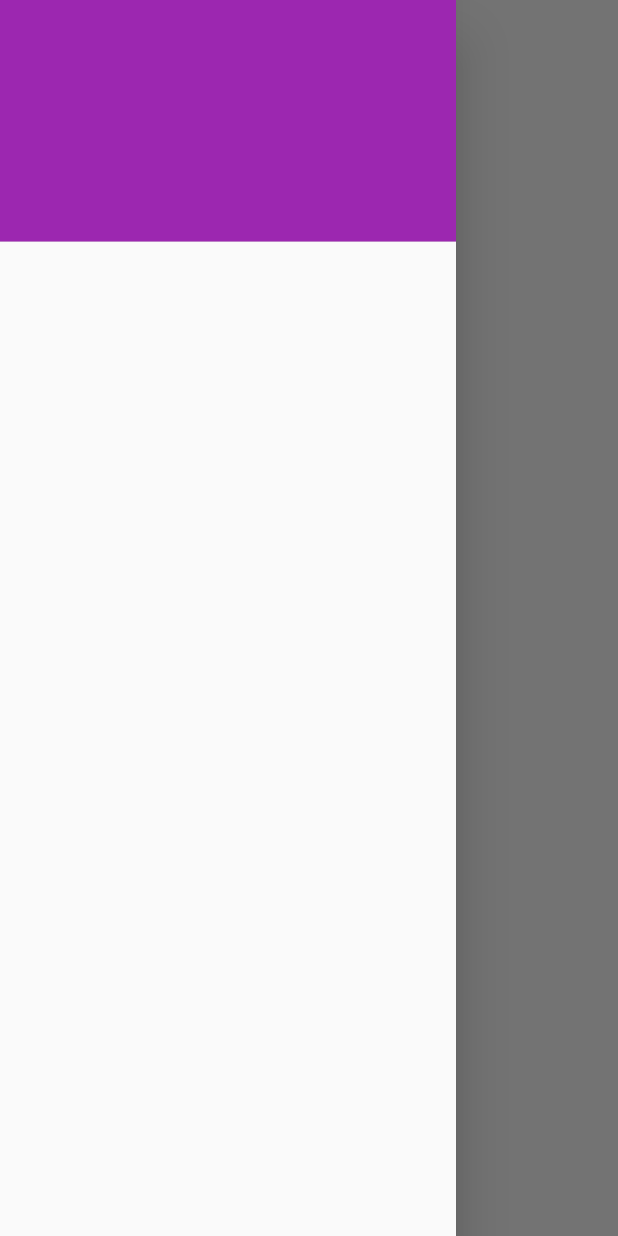
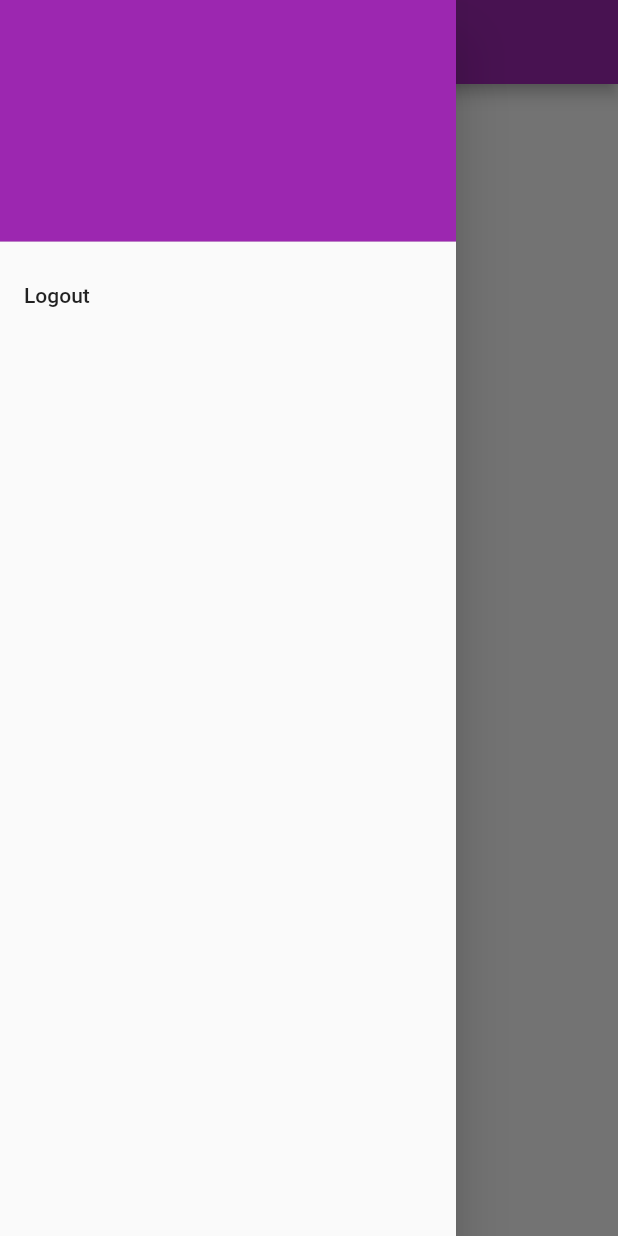
Before and after one commit to betro-app/betro-flutter, a Flutter app: the HomeScreen screen opened by its route, with the side drawer open, on a phone screen of 412 x 824 dp. Run offline on Flutter 3.47's test engine with Material 2 defaults, Android fonts, the phone set to English and light mode, and no system bars; our stand-ins replace dio, fluro, flutter_hooks, hooks_riverpod, shared_preferences; missing offline and left inert: betro_dart_lib; accounts and stored records are empty; generated files the repository leaves out were written again.

Commit message:
Fixed routing

```diff
--- a/lib/api/auth.dart
+++ b/lib/api/auth.dart
@@ -27,4 +27,11 @@ class AuthController {
     }
     return false;
   }
+
+  Future<void> logout() async {
+    // await client.post('/api/logout');
+    symKey = null;
+    encryptionKey = null;
+    client.options.headers['Authorization'] = null;
+  }
 }
--- a/lib/components/drawer.dart
+++ b/lib/components/drawer.dart
@@ -4,11 +4,34 @@ import 'package:flutter/material.dart';
 import 'package:flutter_hooks/flutter_hooks.dart';
 import 'package:hooks_riverpod/hooks_riverpod.dart';
 
+import '../api/api.dart';
 import '../hooks/profile.dart';
+import '../providers/auth.dart';
 import '../providers/profile.dart';
 
 class AppDrawer extends HookWidget {
   const AppDrawer({Key? key}) : super(key: key);
+
+  Future<void> _logout(BuildContext context) async {
+    await ApiController.instance.auth.logout();
+    await context.read(authProvider.notifier).resetLocal();
+    await context.read(authProvider.notifier).loggedOut();
+    await Navigator.pushReplacementNamed(context, '/login');
+  }
+
+  String _accountName(ProfileState profile) {
+    var _name = '';
+    final first_name = profile.first_name;
+    final last_name = profile.last_name;
+    final username = profile.username;
+    if (first_name != null) {
+      _name = first_name + (last_name == null ? '' : ' ' + last_name);
+      _name += ' (@$username)';
+    } else if (username != null) {
+      _name = '@$username';
+    }
+    return _name;
+  }
 
   @override
   Widget build(BuildContext context) {
@@ -28,12 +51,16 @@ class AppDrawer extends HookWidget {
         child: Column(
           children: [
             UserAccountsDrawerHeader(
-              accountName: Text(profile.username ?? ''),
+              accountName: Text(_accountName(profile)),
               accountEmail: Text(profile.email ?? ''),
               currentAccountPicture: profile.profile_picture == null
                   ? null
                   : Image.memory(Uint8List.fromList(profile.profile_picture!)),
             ),
+            ListTile(
+              title: Text('Logout'),
+              onTap: () => _logout(context),
+            )
           ],
         ),
       ),
--- a/lib/main.dart
+++ b/lib/main.dart
@@ -13,7 +13,7 @@ class MyApp extends StatelessWidget {
   @override
   Widget build(BuildContext context) {
     return MaterialApp(
-      title: 'Flutter Demo',
+      initialRoute: '/',
       theme: ThemeData(
         primarySwatch: Colors.purple,
       ),
--- a/lib/screens/home.dart
+++ b/lib/screens/home.dart
@@ -7,6 +7,9 @@ class HomeScreen extends StatelessWidget {
 
   @override
   Widget build(BuildContext context) => Scaffold(
+        appBar: AppBar(
+          title: Text('Feed'),
+        ),
         drawer: const AppDrawer(),
         body: Center(
           child: Text('Welcome'),
```
Also changed, not shown: lib/providers/auth.dart (+21 -9 lines), lib/screens/loading.dart (+5 -5 lines), lib/screens/login.dart (+12 -4 lines).
